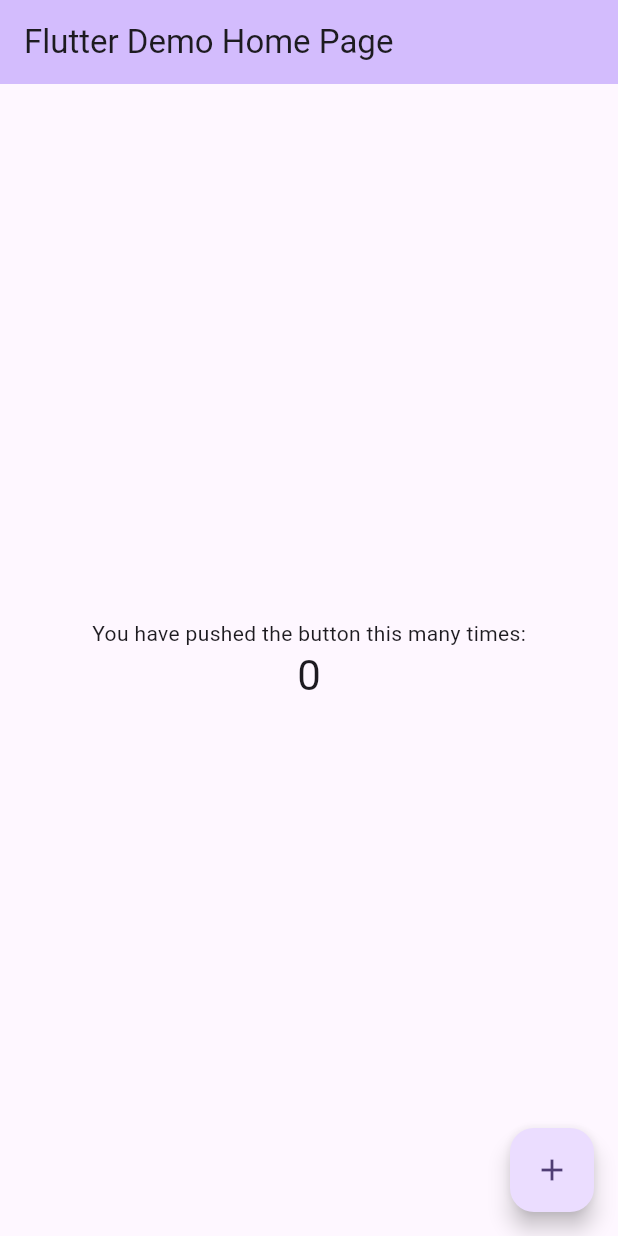
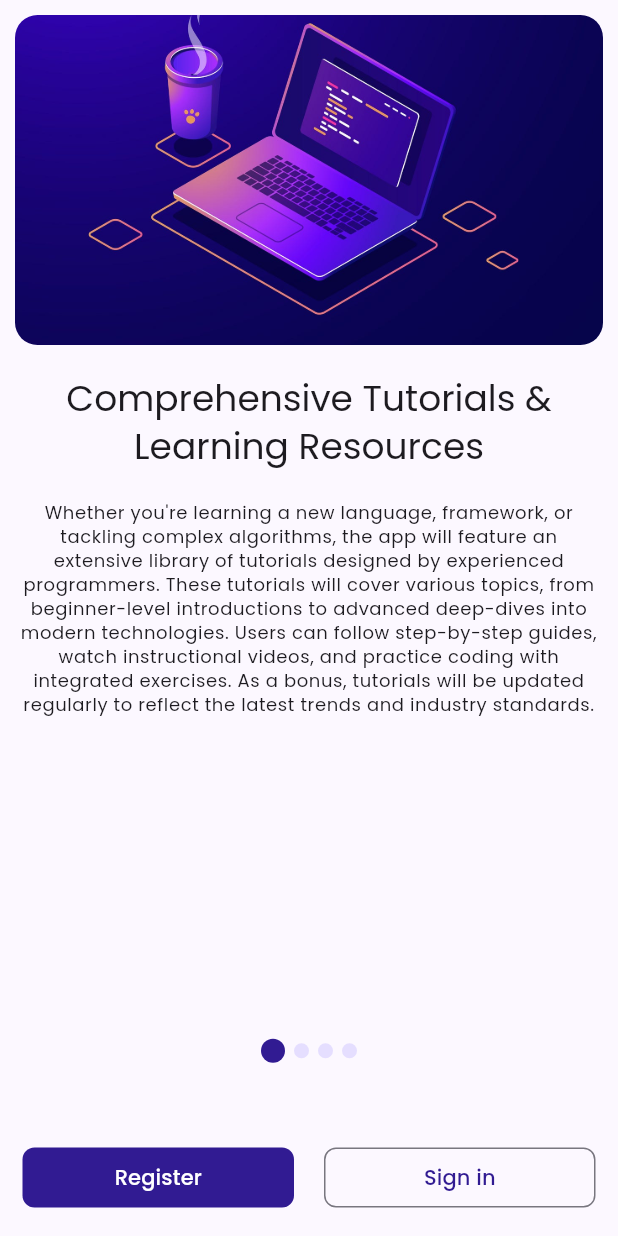
Before and after one commit to IsmailHosenIsmailJames/developers_united, a Flutter app: the screen it shows after launch, on a phone screen of 412 x 824 dp. Run offline on Flutter 3.47's test engine with Material 3 defaults, Android fonts, the phone set to English and light mode, and no system bars; our stand-ins replace gap, google_fonts.

Commit message:
welcome page design successfull

```diff
--- a/lib/main.dart
+++ b/lib/main.dart
@@ -1,4 +1,9 @@
+import 'package:developers_united/src/auth/login_page/login_page.dart';
+import 'package:developers_united/src/theme/app_colors.dart';
 import 'package:flutter/material.dart';
+import 'package:google_fonts/google_fonts.dart';
+
+import 'src/theme/ractangular_shape.dart';
 
 void main() {
   runApp(const MyApp());
@@ -7,119 +12,36 @@ void main() {
 class MyApp extends StatelessWidget {
   const MyApp({super.key});
 
-  // This widget is the root of your application.
   @override
   Widget build(BuildContext context) {
     return MaterialApp(
-      title: 'Flutter Demo',
+      debugShowCheckedModeBanner: false,
       theme: ThemeData(
-        // This is the theme of your application.
-        //
-        // TRY THIS: Try running your application with "flutter run". You'll see
-        // the application has a purple toolbar. Then, without quitting the app,
-        // try changing the seedColor in the colorScheme below to Colors.green
-        // and then invoke "hot reload" (save your changes or press the "hot
-        // reload" button in a Flutter-supported IDE, or press "r" if you used
-        // the command line to start the app).
-        //
-        // Notice that the counter didn't reset back to zero; the application
-        // state is not lost during the reload. To reset the state, use hot
-        // restart instead.
-        //
-        // This works for code too, not just values: Most code changes can be
-        // tested with just a hot reload.
-        colorScheme: ColorScheme.fromSeed(seedColor: Colors.deepPurple),
+        textTheme: GoogleFonts.poppinsTextTheme(),
+        elevatedButtonTheme: ElevatedButtonThemeData(
+          style: ElevatedButton.styleFrom(
+            backgroundColor: AppColors().elevatedButtomBackgroundColor,
+            foregroundColor: AppColors().elevatedButtomForgroundColor,
+            shadowColor: Colors.transparent,
+            shape: roundedRectangleBorder,
+          ),
+        ),
+        outlinedButtonTheme: OutlinedButtonThemeData(
+          style: OutlinedButton.styleFrom(
+            foregroundColor: AppColors().elevatedButtomBackgroundColor,
+            shape: roundedRectangleBorder,
+          ),
+        ),
+        textButtonTheme: TextButtonThemeData(
+          style: TextButton.styleFrom(
+            shape: roundedRectangleBorder,
+          ),
+        ),
+        colorScheme:
+            ColorScheme.fromSeed(seedColor: Colors.deepPurple.shade900),
         useMaterial3: true,
       ),
-      home: const MyHomePage(title: 'Flutter Demo Home Page'),
+      home: const LoginPage(),
     );
   }
 }
-
-class MyHomePage extends StatefulWidget {
-  const MyHomePage({super.key, required this.title});
-
-  // This widget is the home page of your application. It is stateful, meaning
-  // that it has a State object (defined below) that contains fields that affect
-  // how it looks.
-
-  // This class is the configuration for the state. It holds the values (in this
-  // case the title) provided by the parent (in this case the App widget) and
-  // used by the build method of the State. Fields in a Widget subclass are
-  // always marked "final".
-
-  final String title;
-
-  @override
-  State<MyHomePage> createState() => _MyHomePageState();
-}
-
-class _MyHomePageState extends State<MyHomePage> {
-  int _counter = 0;
-
-  void _incrementCounter() {
-    setState(() {
-      // This call to setState tells the Flutter framework that something has
-      // changed in this State, which causes it to rerun the build method below
-      // so that the display can reflect the updated values. If we changed
-      // _counter without calling setState(), then the build method would not be
-      // called again, and so nothing would appear to happen.
-      _counter++;
-    });
-  }
-
-  @override
-  Widget build(BuildContext context) {
-    // This method is rerun every time setState is called, for instance as done
-    // by the _incrementCounter method above.
-    //
-    // The Flutter framework has been optimized to make rerunning build methods
-    // fast, so that you can just rebuild anything that needs updating rather
-    // than having to individually change instances of widgets.
-    return Scaffold(
-      appBar: AppBar(
-        // TRY THIS: Try changing the color here to a specific color (to
-        // Colors.amber, perhaps?) and trigger a hot reload to see the AppBar
-        // change color while the other colors stay the same.
-        backgroundColor: Theme.of(context).colorScheme.inversePrimary,
-        // Here we take the value from the MyHomePage object that was created by
-        // the App.build method, and use it to set our appbar title.
-        title: Text(widget.title),
-      ),
-      body: Center(
-        // Center is a layout widget. It takes a single child and positions it
-        // in the middle of the parent.
-        child: Column(
-          // Column is also a layout widget. It takes a list of children and
-          // arranges them vertically. By default, it sizes itself to fit its
-          // children horizontally, and tries to be as tall as its parent.
-          //
-          // Column has various properties to control how it sizes itself and
-          // how it positions its children. Here we use mainAxisAlignment to
-          // center the children vertically; the main axis here is the vertical
-          // axis because Columns are vertical (the cross axis would be
-          // horizontal).
-          //
-          // TRY THIS: Invoke "debug painting" (choose the "Toggle Debug Paint"
-          // action in the IDE, or press "p" in the console), to see the
-          // wireframe for each widget.
-          mainAxisAlignment: MainAxisAlignment.center,
-          children: <Widget>[
-            const Text(
-              'You have pushed the button this many times:',
-            ),
-            Text(
-              '$_counter',
-              style: Theme.of(context).textTheme.headlineMedium,
-            ),
-          ],
-        ),
-      ),
-      floatingActionButton: FloatingActionButton(
-        onPressed: _incrementCounter,
-        tooltip: 'Increment',
-        child: const Icon(Icons.add),
-      ), // This trailing comma makes auto-formatting nicer for build methods.
-    );
-  }
-}
--- /dev/null
+++ b/lib/src/auth/login_page/login_page.dart
@@ -0,0 +1,145 @@
+import 'package:developers_united/src/theme/app_colors.dart';
+import 'package:flutter/material.dart';
+import 'package:gap/gap.dart';
+
+class LoginPage extends StatefulWidget {
+  const LoginPage({super.key});
+
+  @override
+  State<LoginPage> createState() => _LoginPageState();
+}
+
+class _LoginPageState extends State<LoginPage> {
+  int pageIndex = 0;
+  @override
+  Widget build(BuildContext context) {
+    return Scaffold(
+      body: SafeArea(
+        child: Column(
+          children: [
+            Expanded(
+              flex: 20,
+              child: PageView(
+                onPageChanged: (value) {
+                  setState(() {
+                    pageIndex = value;
+                  });
+                },
+                children: [
+                  generatePage(
+                    assetsPath: "assets/login_page/laptop_and_coffe.jpg",
+                    title: "Comprehensive Tutorials & Learning Resources",
+                    description:
+                        "Whether you're learning a new language, framework, or tackling complex algorithms, the app will feature an extensive library of tutorials designed by experienced programmers. These tutorials will cover various topics, from beginner-level introductions to advanced deep-dives into modern technologies. Users can follow step-by-step guides, watch instructional videos, and practice coding with integrated exercises. As a bonus, tutorials will be updated regularly to reflect the latest trends and industry standards.",
+                  ),
+                  generatePage(
+                    assetsPath:
+                        "assets/login_page/Collaborative-Coding.-A-developer-team-working-together.-min.webp",
+                    title: "Problem Posting & Collaborative Solutions",
+                    description:
+                        "In this section, users can post programming challenges, errors, or bugs they're encountering in their projects. Fellow programmers, ranging from beginners to experts, can engage by providing solutions, sharing insights, and offering guidance. The collaborative nature of this feature allows users to benefit from a diverse range of approaches and problem-solving techniques. With a voting system, the most effective solutions can be highlighted, ensuring users receive accurate and efficient help.",
+                  ),
+                  generatePage(
+                    assetsPath: "assets/login_page/NET-Developer–Team-Lead.jpg",
+                    title: "Programmer Networking & Community Building",
+                    description:
+                        "The app will offer a dedicated space for programmers to connect, exchange ideas, and build meaningful relationships. Users can follow each other, collaborate on projects, or participate in coding challenges and discussions. By facilitating networking opportunities, the platform will help users find mentors, teammates for open-source projects, or even job opportunities. The community features are designed to foster a supportive and growth-oriented environment.",
+                  ),
+                  generatePage(
+                    assetsPath: "assets/login_page/maxresdefault.jpg",
+                    title: "Expert Assistance & Mentorship",
+                    description:
+                        "For users seeking more in-depth support, the app will provide access to a pool of expert programmers who can offer personalized guidance. Whether you're stuck on a particularly difficult problem or need career advice, expert mentors will be available for one-on-one sessions, code reviews, and project feedback. This feature is designed to help developers accelerate their learning and achieve their goals with expert help tailored to their specific needs.",
+                  ),
+                ],
+              ),
+            ),
+            Row(
+              mainAxisAlignment: MainAxisAlignment.center,
+              children: List.generate(
+                4,
+                (index) {
+                  return Padding(
+                    padding: const EdgeInsets.all(3),
+                    child: CircleAvatar(
+                      radius: index == pageIndex ? 8 : 5,
+                      backgroundColor: index == pageIndex
+                          ? AppColors().elevatedButtomBackgroundColor
+                          : null,
+                    ),
+                  );
+                },
+              ),
+            ),
+            const Spacer(
+              flex: 1,
+            ),
+            Padding(
+              padding: const EdgeInsets.all(15.0),
+              child: Row(
+                children: [
+                  Expanded(
+                    child: ElevatedButton(
+                      onPressed: () {},
+                      child: const Text("Register"),
+                    ),
+                  ),
+                  const Gap(20),
+                  Expanded(
+                    child: OutlinedButton(
+                      onPressed: () {},
+                      child: const Text("Sign in"),
+                    ),
+                  ),
+                ],
+              ),
+            ),
+          ],
+        ),
+      ),
+    );
+  }
+
+  Widget generatePage({
+    required String assetsPath,
+    required String title,
+    required String description,
+  }) {
+    return SingleChildScrollView(
+      child: Column(
+        children: [
+          Container(
+            width: double.infinity,
+            height: 220,
+            margin: const EdgeInsets.all(10),
+            decoration: BoxDecoration(
+              borderRadius: BorderRadius.circular(15),
+              image: DecorationImage(
+                image: AssetImage(
+                  assetsPath,
+                ),
+                fit: BoxFit.cover,
+              ),
+            ),
+          ),
+          Padding(
+            padding: const EdgeInsets.all(10),
+            child: Text(
+              title,
+              style: Theme.of(context).textTheme.headlineSmall,
+              textAlign: TextAlign.center,
+            ),
+          ),
+          Padding(
+            padding: const EdgeInsets.all(10),
+            child: Text(
+              description,
+              style: Theme.of(context).textTheme.bodySmall,
+              textAlign: TextAlign.center,
+            ),
+          ),
+        ],
+      ),
+    );
+  }
+}
--- /dev/null
+++ b/lib/src/theme/app_colors.dart
@@ -0,0 +1,6 @@
+import 'package:flutter/material.dart';
+
+class AppColors {
+  Color elevatedButtomForgroundColor = Colors.white;
+  Color elevatedButtomBackgroundColor = Colors.deepPurple.shade900;
+}
--- /dev/null
+++ b/lib/src/theme/ractangular_shape.dart
@@ -0,0 +1,5 @@
+import 'package:flutter/material.dart';
+
+final roundedRectangleBorder = RoundedRectangleBorder(
+  borderRadius: BorderRadius.circular(8),
+);
```
Also changed, not shown: pubspec.yaml (+4 -3 lines), assets/login_page/Collaborative-Coding.-A-developer-team-working-together.-min.webp (added), assets/login_page/NET-Developer–Team-Lead.jpg (added), assets/login_page/laptop_and_coffe.jpg (added), assets/login_page/maxresdefault.jpg (added), pubspec.lock, 1 other file.
